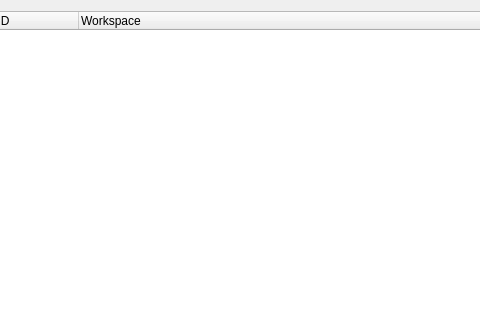
This is gui/menu_widgets/project_manager.ui in TheophileLaPelouse/cycle as Qt 5 draws it before an edit; both pictures show x 228 to 708 and y 0 to 320 of the 1028 by 634 pixel window. The edited form follows.
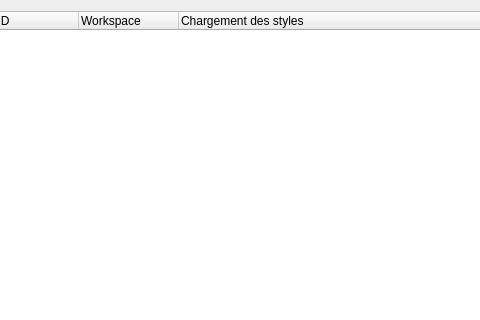
This is the edited form.

Diff of the .ui file:
```diff
--- a/gui/menu_widgets/project_manager.ui
+++ b/gui/menu_widgets/project_manager.ui
@@ -163,6 +163,11 @@
        <string>Workspace</string>
       </property>
      </column>
+     <column>
+      <property name="text">
+       <string>Chargement des styles</string>
+      </property>
+     </column>
     </widget>
    </item>
    <item row="0" column="1" colspan="2">
```
